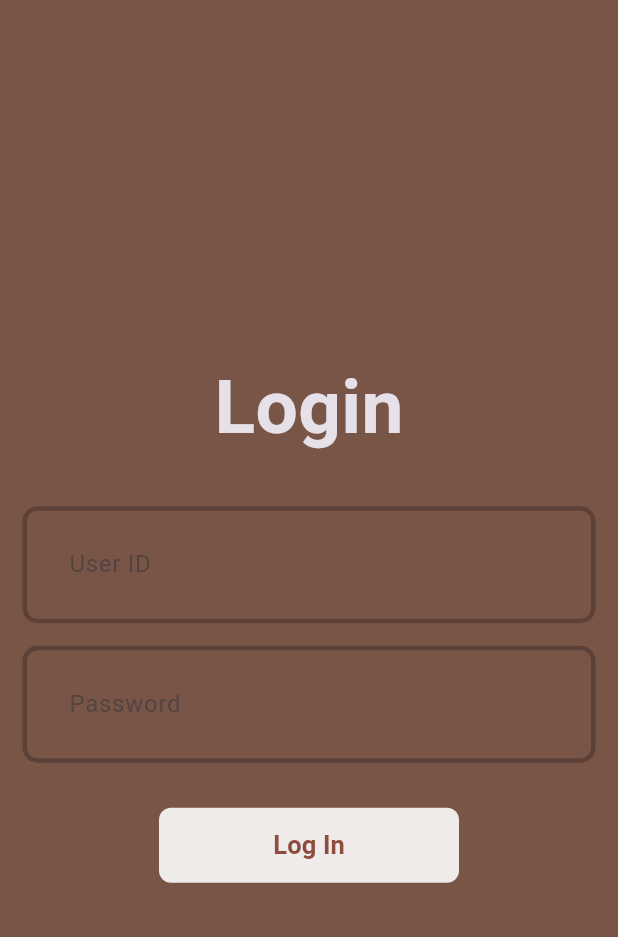
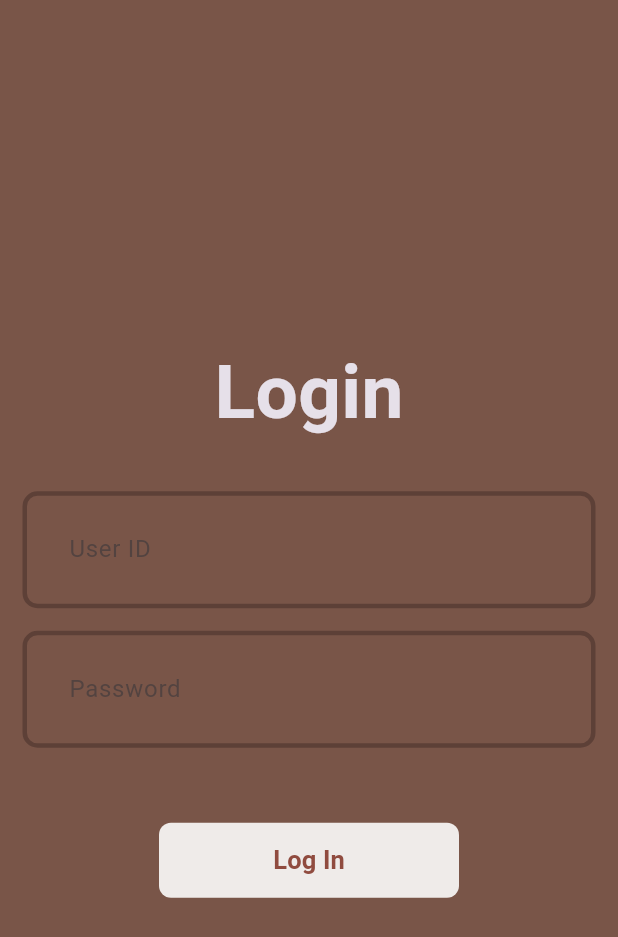
Before and after one commit to SinnedAngel/simply_pos, a Flutter app: the LoginPage screen opened directly, on a phone screen of 412 x 824 dp. Shown: the top 937 px of the screen. Run offline on Flutter 3.47's test engine with Material 3 defaults, Android fonts, the phone set to English and light mode, and no system bars.

Commit message:
Update Login page

```diff
--- a/lib/login/presenter/login_page.dart
+++ b/lib/login/presenter/login_page.dart
@@ -1,6 +1,5 @@
 import 'package:flutter/material.dart';
-import 'package:simply_pos/common/theme/pallete.dart';
-import 'package:simply_pos/common/theme/theme.dart';
+import 'package:simply_pos/common/widget/buttons.dart';
 import 'package:simply_pos/common/widget/text_input_field.dart';
 
 class LoginPage extends StatefulWidget {
@@ -34,28 +33,18 @@ class _LoginPageState extends State<LoginPage> {
               const SizedBox(
                 height: 15,
               ),
-              const TextInputField(hintText: "Password"),
+              const TextInputField(
+                hintText: "Password",
+                obscureText: true,
+              ),
               const SizedBox(
-                height: 30,
+                height: 50,
               ),
-              Container(
-                decoration: BoxDecoration(
-                    borderRadius: BorderRadius.circular(8),
-                    color: AppPallete.secondayColor),
-                child: ElevatedButton(
-                  style: ElevatedButton.styleFrom(
-                    fixedSize: const Size(200, 50),
-                  ),
-                  onPressed: () {},
-                  child: const Text(
-                    'Log In',
-                    style: TextStyle(
-                      fontSize: 17,
-                      fontWeight: FontWeight.w600,
-                    ),
-                  ),
-                ),
-              )
+              PrimaryButton(
+                buttonText: 'Log In',
+                height: 60,
+                onPressed: () {},
+              ),
             ],
           ),
         ),
```
